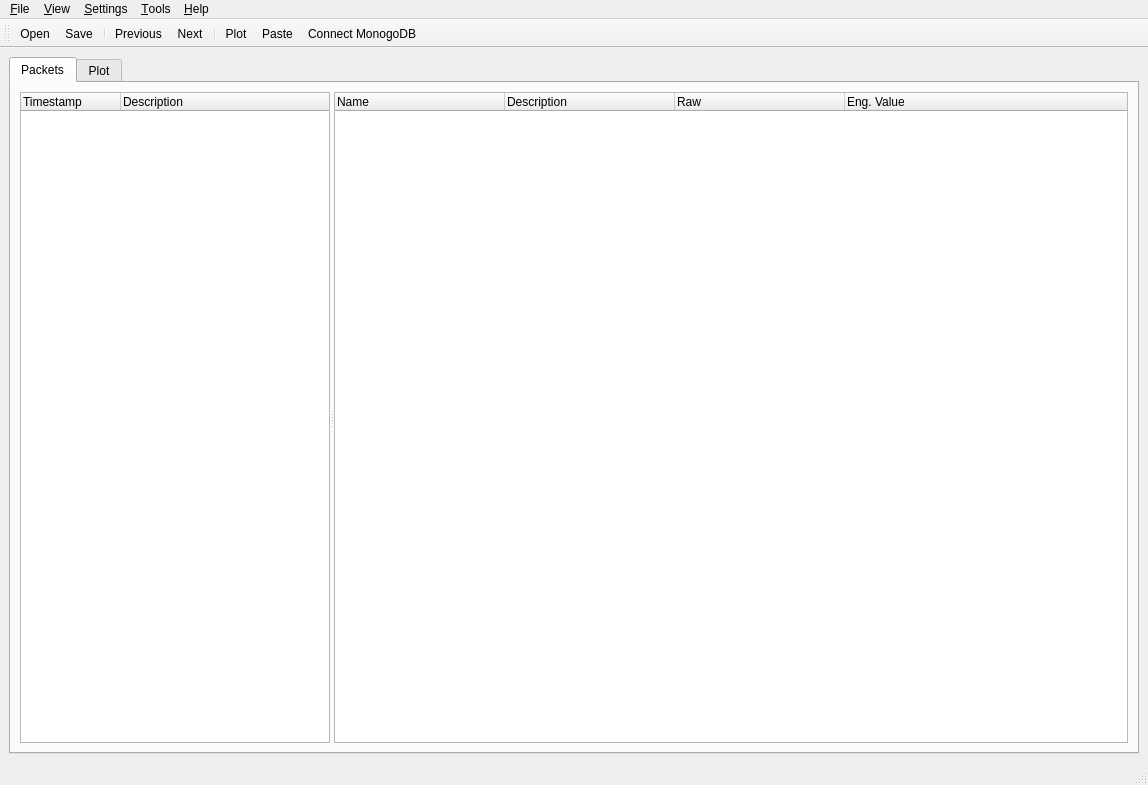
Qt form UI/mainwindow.ui (i4Ds/STIX_python_PUB023) before a commit.
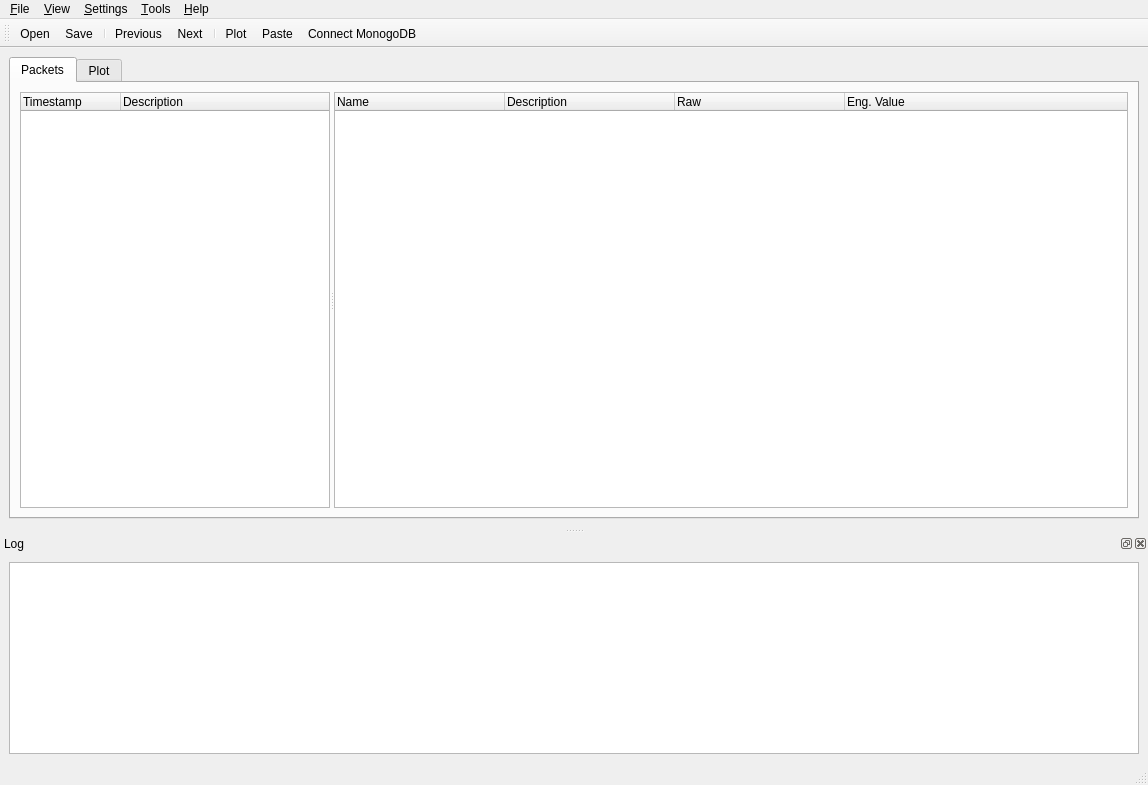
The same form after that commit. The open tabs and pages were chosen to show the change. Icons and pictures are not drawn.

What changed in the file:
```diff
--- a/UI/mainwindow.ui
+++ b/UI/mainwindow.ui
@@ -411,6 +411,21 @@
    <addaction name="actionPaste"/>
    <addaction name="actionLoad_mongodb"/>
   </widget>
+  <widget class="QDockWidget" name="dockWidget">
+   <property name="windowTitle">
+    <string>Log</string>
+   </property>
+   <attribute name="dockWidgetArea">
+    <number>8</number>
+   </attribute>
+   <widget class="QWidget" name="dockWidgetContents_2">
+    <layout class="QHBoxLayout" name="horizontalLayout_3">
+     <item>
+      <widget class="QListWidget" name="statusListWidget"/>
+     </item>
+    </layout>
+   </widget>
+  </widget>
   <action name="action_Open">
    <property name="text">
     <string>&amp;Open</string>
```
Left out of the diff: 2 changed lines with no effect on the pictures.
